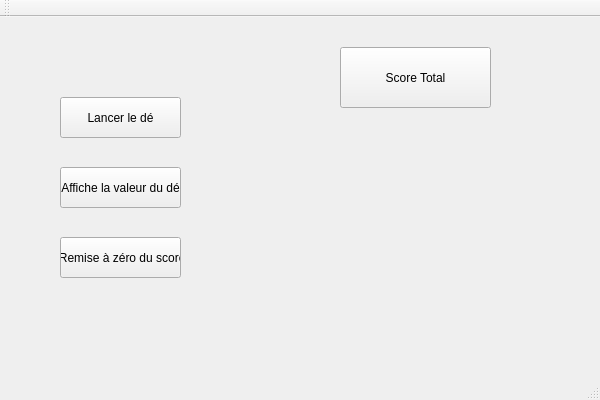
Before: the Qt Designer form TP_1_Heritage/TP_1_Heritage.ui in ColsonB/TP-1-Heritage, drawn with Qt 5.
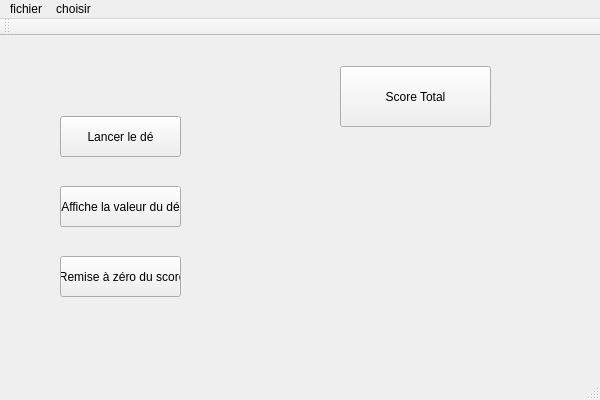
After: the same form once the commit is applied.

The edit to the form file:
```diff
--- a/TP_1_Heritage/TP_1_Heritage.ui
+++ b/TP_1_Heritage/TP_1_Heritage.ui
@@ -93,6 +93,15 @@
     </property>
    </widget>
   </widget>
+  <widget class="QToolBar" name="mainToolBar">
+   <attribute name="toolBarArea">
+    <enum>TopToolBarArea</enum>
+   </attribute>
+   <attribute name="toolBarBreak">
+    <bool>false</bool>
+   </attribute>
+  </widget>
+  <widget class="QStatusBar" name="statusBar"/>
   <widget class="QMenuBar" name="menuBar">
    <property name="geometry">
     <rect>
@@ -102,16 +111,31 @@
      <height>21</height>
     </rect>
    </property>
+   <widget class="QMenu" name="menufichier">
+    <property name="title">
+     <string>fichier</string>
+    </property>
+   </widget>
+   <widget class="QMenu" name="menuchoisir">
+    <property name="title">
+     <string>choisir</string>
+    </property>
+    <addaction name="actionde"/>
+    <addaction name="actiondehisto"/>
+   </widget>
+   <addaction name="menufichier"/>
+   <addaction name="menuchoisir"/>
   </widget>
-  <widget class="QToolBar" name="mainToolBar">
-   <attribute name="toolBarArea">
-    <enum>TopToolBarArea</enum>
-   </attribute>
-   <attribute name="toolBarBreak">
-    <bool>false</bool>
-   </attribute>
-  </widget>
-  <widget class="QStatusBar" name="statusBar"/>
+  <action name="actionde">
+   <property name="text">
+    <string>de</string>
+   </property>
+  </action>
+  <action name="actiondehisto">
+   <property name="text">
+    <string>dehisto</string>
+   </property>
+  </action>
  </widget>
  <layoutdefault spacing="6" margin="11"/>
  <resources>
```
